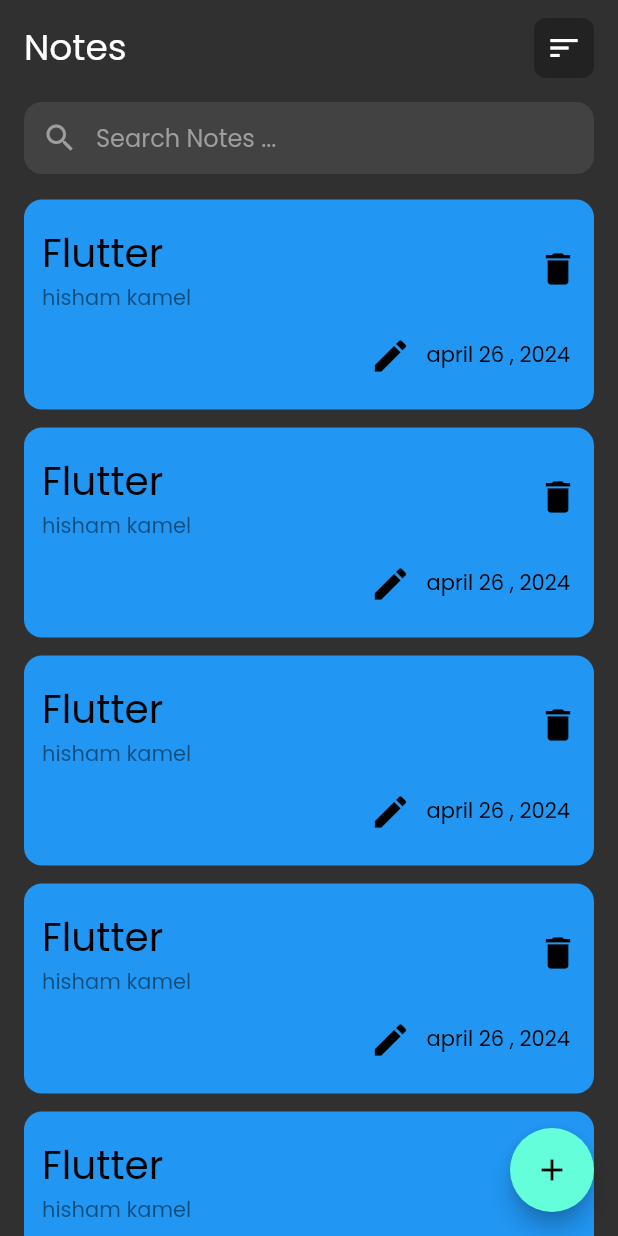
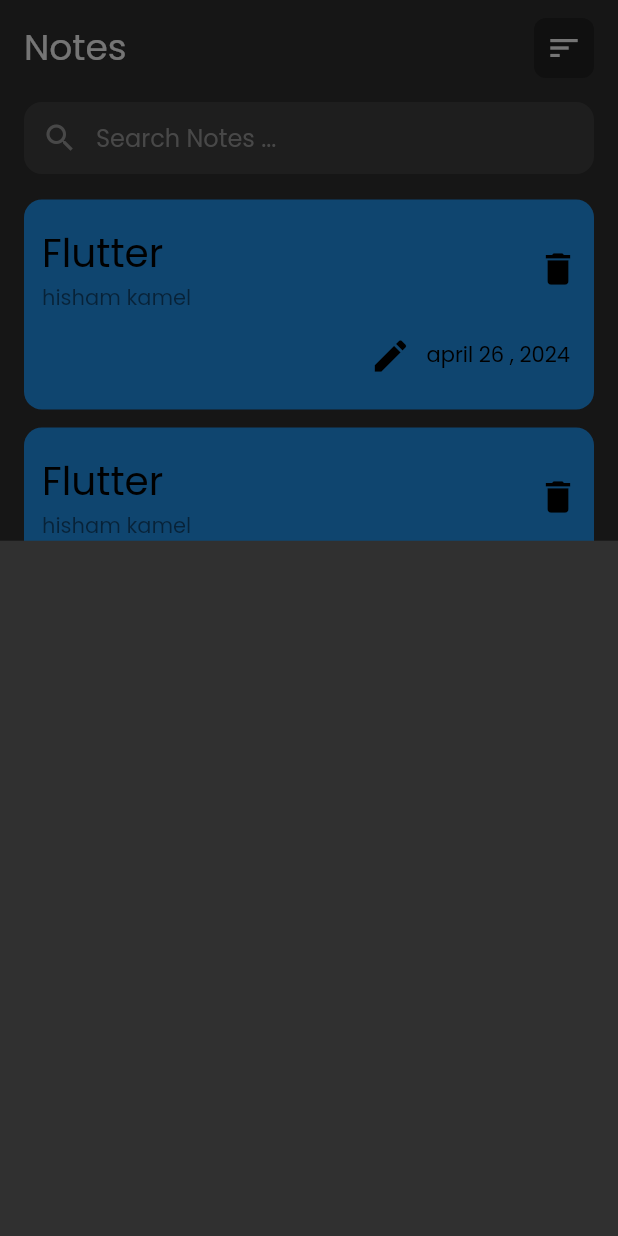
Before and after one commit to Hishamk99/my-notes, a Flutter app: the screen it shows after launch, after a tap on the "add" icon, on a phone screen of 412 x 824 dp. Run offline on Flutter 3.47's test engine with Material 3 defaults, Android fonts, the phone set to English and light mode, and no system bars.

```diff
--- a/lib/screen/home_page.dart
+++ b/lib/screen/home_page.dart
@@ -10,7 +10,13 @@ class NotesPage extends StatelessWidget {
     return SafeArea(
       child: Scaffold(
         floatingActionButton: FloatingActionButton(
-          onPressed: () {},
+          onPressed: () {
+            showModalBottomSheet(
+                context: context,
+                builder: (context) {
+                  return const AddNoteButtomSheet();
+                });
+          },
           child: const Icon(
             Icons.add,
           ),
@@ -20,3 +26,12 @@ class NotesPage extends StatelessWidget {
     );
   }
 }
+
+class AddNoteButtomSheet extends StatelessWidget {
+  const AddNoteButtomSheet({super.key});
+
+  @override
+  Widget build(BuildContext context) {
+    return Container();
+  }
+}
```
